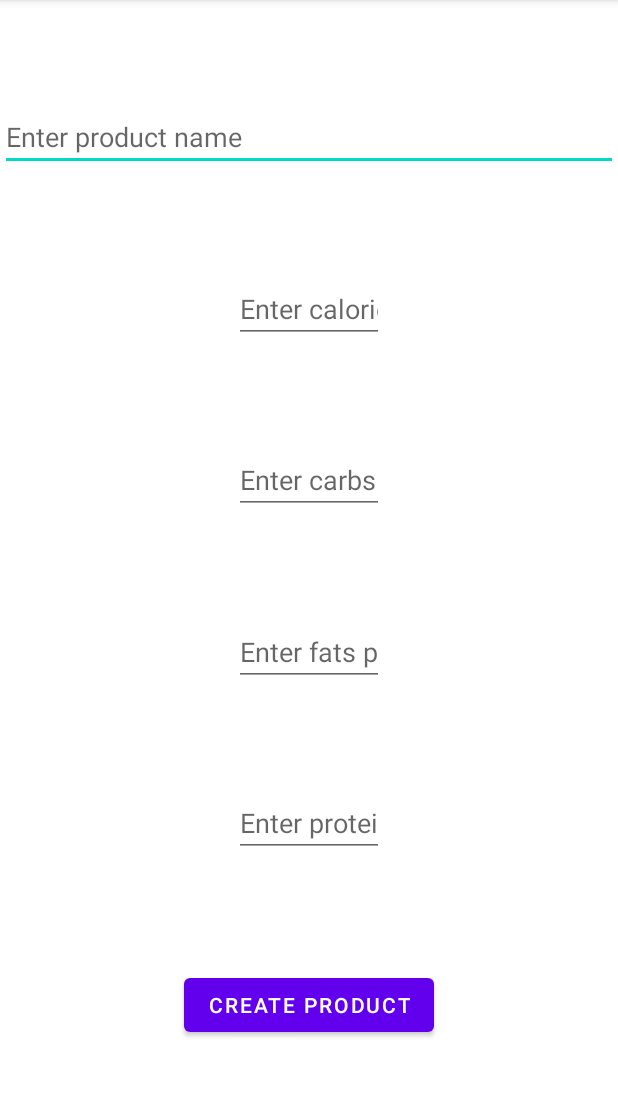
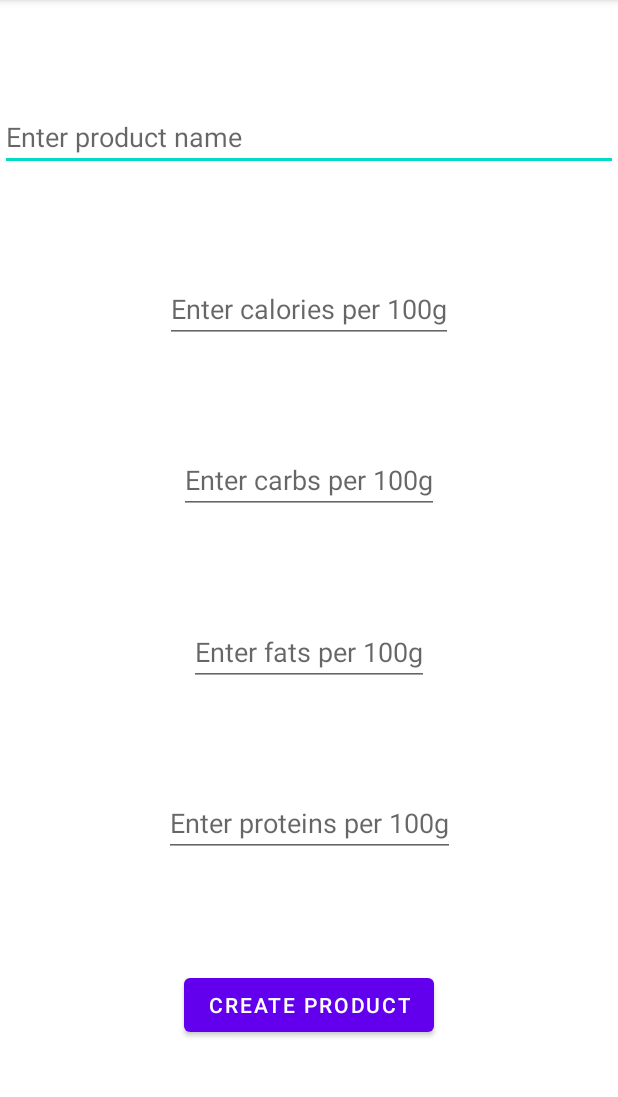
Before and after one commit to InfernoUJ/calco, an Android app: the CreateProductActivity screen opened directly, with no data from a screen before it, on a phone screen of 412 x 824 dp, the part 84-1181 px from its top. Run offline under Robolectric (Android 15) with nearby library versions, the phone set to English and light mode, and no system bars.

Commit message:
changed width

```diff
--- a/app/src/main/res/layout/activity_create_product.xml
+++ b/app/src/main/res/layout/activity_create_product.xml
@@ -21,7 +21,7 @@
 
     <EditText
         android:id="@+id/productCalories"
-        android:layout_width="100dp"
+        android:layout_width="wrap_content"
         android:layout_height="40dp"
         android:inputType="number"
         android:hint="Enter calories per 100g"
@@ -32,7 +32,7 @@
 
     <EditText
         android:id="@+id/productCarbs"
-        android:layout_width="100dp"
+        android:layout_width="wrap_content"
         android:layout_height="40dp"
         android:inputType="number"
         android:hint="Enter carbs per 100g"
@@ -43,7 +43,7 @@
 
     <EditText
         android:id="@+id/productFats"
-        android:layout_width="100dp"
+        android:layout_width="wrap_content"
         android:layout_height="40dp"
         android:inputType="number"
         android:hint="Enter fats per 100g"
@@ -54,7 +54,7 @@
 
     <EditText
         android:id="@+id/productProteins"
-        android:layout_width="100dp"
+        android:layout_width="wrap_content"
         android:layout_height="40dp"
         android:inputType="number"
         android:hint="Enter proteins per 100g"
```
